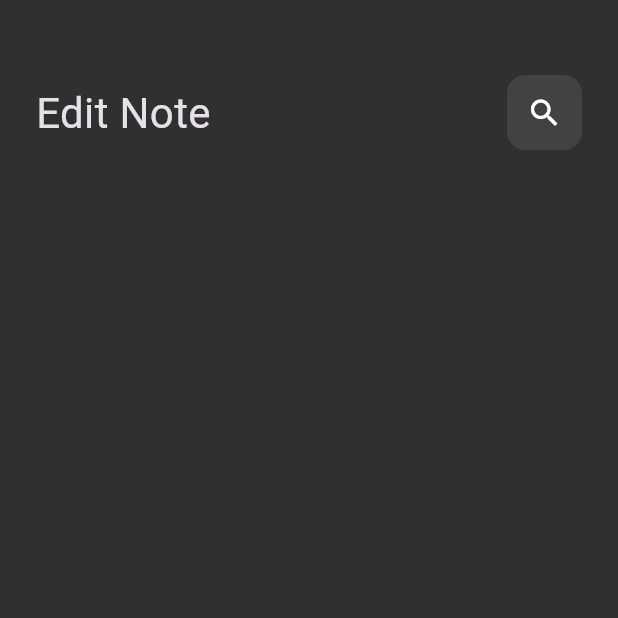
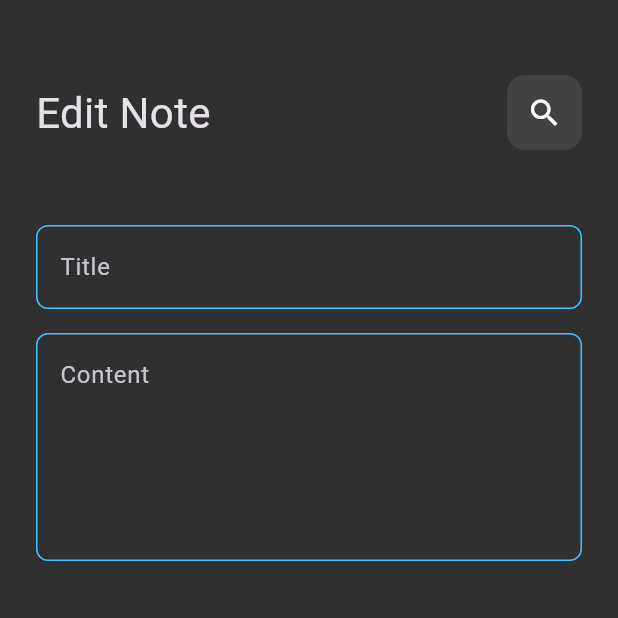
Before and after one commit to Omar59687/notes_app, a Flutter app: the EditViewBody screen opened directly, on a phone screen of 412 x 824 dp, the top half of it. Run offline on Flutter 3.47's test engine with Material 3 defaults, Android fonts, the phone set to English and light mode, and no system bars.

Commit message:
edit not view ui

```diff
--- a/lib/views/widgets/edit_view_body.dart
+++ b/lib/views/widgets/edit_view_body.dart
@@ -1,5 +1,6 @@
 import 'package:flutter/material.dart';
 import 'package:note_app2/views/widgets/custom_app_bar.dart';
+import 'package:note_app2/views/widgets/custom_text_field.dart';
 
 class EditViewBody extends StatelessWidget {
   const EditViewBody({super.key});
@@ -16,6 +17,13 @@ class EditViewBody extends StatelessWidget {
               title: 'Edit Note',
               icon: Icons.check,
             ),
+            const SizedBox(height: 50),
+            CustomTextField(hintText: 'Title'),
+            const SizedBox(height: 16),
+            CustomTextField(
+              hintText: 'Content',
+              maxLines: 5,
+            ),
           ],
         ),
       ),
```
